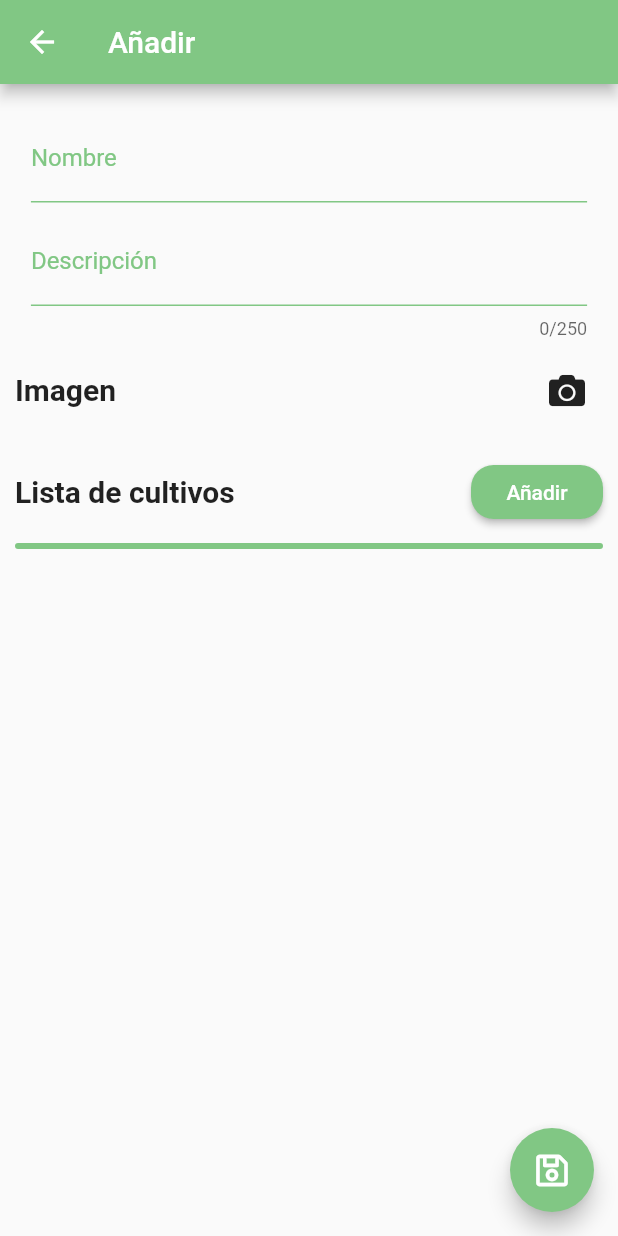
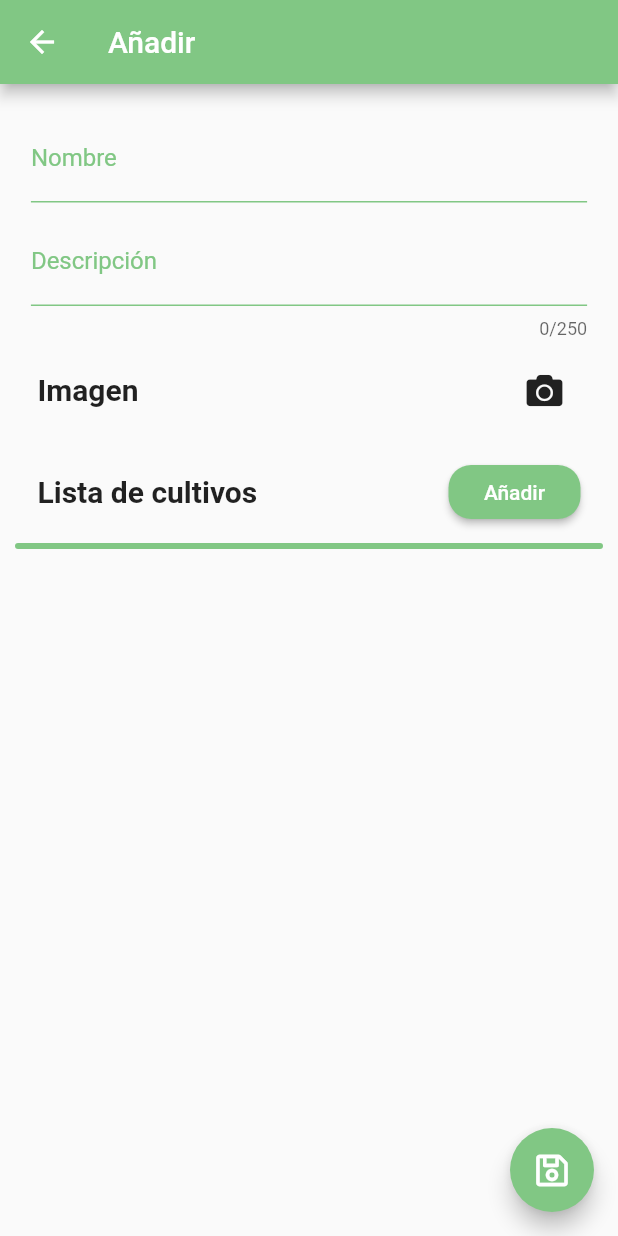
Before and after one commit to DiegoBea/huertapp, a Flutter app: the OrchardPage screen opened directly, after a tap on the "add" icon, on a phone screen of 412 x 824 dp. Run offline on Flutter 3.47's test engine with Material 2 defaults, Android fonts, the light colour scheme and no system bars; our stand-ins replace cloud_firestore, firebase_auth, firebase_core, firebase_messaging, firebase_storage, flutter_holo_date_picker and 9 more; missing offline and left inert: cross_file_image; accounts and stored records are empty; network calls fail.

Commit message:
Implementación de múltiples dispositivos

```diff
--- a/lib/models/firestore_user.dart
+++ b/lib/models/firestore_user.dart
@@ -5,13 +5,15 @@ class FirestoreUser {
       {this.uid,
       required this.name,
       required this.email,
-      this.photoURL});
+      this.devicesTokens,
+      this.photoUrl});
 
   // TODO: Cambiar register para añadir name
   String? uid;
   String name;
   String email;
-  String? photoURL;
+  List<String?>? devicesTokens;
+  String? photoUrl;
 
   factory FirestoreUser.fromJson(String str) => FirestoreUser.fromMap(json.decode(str));
 
@@ -21,19 +23,22 @@ class FirestoreUser {
         uid: json["uid"],
         name: json["name"],
         email: json["email"],
-        photoURL: json["photoUrl"],
+        devicesTokens: json["devices_tokens"],
+        photoUrl: json["photo_url"],
       );
 
   Map<String, dynamic> toMap() => {
         "uid": uid,
         "name": name,
         "email": email,
-        "photoURL": photoURL,
+        "devices_tokens": devicesTokens,
+        "photo_url": photoUrl,
       };
 
   FirestoreUser copy() => FirestoreUser(
       uid: uid,
       name: name,
       email: email,
-      photoURL: photoURL);
+      devicesTokens: devicesTokens,
+      photoUrl: photoUrl);
 }
--- a/lib/screens/orchard_form_screen.dart
+++ b/lib/screens/orchard_form_screen.dart
@@ -11,6 +11,7 @@ import 'package:huertapp/services/services.dart';
 import 'package:huertapp/themes/app_theme.dart';
 import 'package:huertapp/ui/input_decorations.dart';
 import 'package:huertapp/widgets/widgets.dart';
+import 'package:intl/intl.dart';
 import 'package:provider/provider.dart';
 
 class OrchardFormScreen extends StatelessWidget {
@@ -74,12 +75,6 @@ class _OrchardFormBody extends StatelessWidget {
                 ? CustomScrollView(
                     slivers: [
                       SliverAppBar(
-                        actions: const [
-                          Padding(
-                            padding: EdgeInsets.only(right: 25),
-                            child: Icon(FontAwesomeIcons.solidImage),
-                          ),
-                        ],
                         backgroundColor: AppTheme.primary,
                         flexibleSpace: FlexibleSpaceBar(
                             background: FadeInImage(
@@ -145,7 +140,9 @@ class _OrchardFormState extends State<_OrchardForm> {
                   const SizedBox(height: 10),
                   _DescriptionInput(screenSize: screenSize, orchard: orchard),
                   const SizedBox(height: 10),
-                  Row(
+                  Padding(
+                    padding: const EdgeInsets.symmetric(horizontal: 15),
+                    child: Row(
                       mainAxisAlignment: MainAxisAlignment.spaceBetween,
                       children: [
                         Text(
@@ -162,6 +159,7 @@ class _OrchardFormState extends State<_OrchardForm> {
                             icon: const Icon(FontAwesomeIcons.camera)),
                       ],
                     ),
+                  ),
                   const SizedBox(height: 10),
                   if (orchardForm.image != null)
                     SizedBox(
@@ -171,7 +169,9 @@ class _OrchardFormState extends State<_OrchardForm> {
                           fit: BoxFit.cover,
                         )),
                   const SizedBox(height: 10),
-                  Row(
+                  Padding(
+                    padding: const EdgeInsets.symmetric(horizontal: 15),
+                    child: Row(
                       mainAxisAlignment: MainAxisAlignment.spaceBetween,
                       children: [
                         Text(
@@ -181,6 +181,7 @@ class _OrchardFormState extends State<_OrchardForm> {
                         _AddCropButton(context, cropsService, screenSize,
                             orchardCropRelations, orchard),
                       ],
+                    ),
                   ),
                   const SizedBox(height: 10),
                   Container(
@@ -224,6 +225,11 @@ class _OrchardFormState extends State<_OrchardForm> {
                                                           .deleteRelation(
                                                               orchardCropRelations[
                                                                   index]);
+                                                      orchardService.relations
+                                                          .removeWhere((element) =>
+                                                              element.uid ==
+                                                              orchardCropRelations[
+                                                                  index].uid);
                                                       orchardCropRelations
                                                           .removeAt(index);
                                                       setState(() {});
@@ -333,7 +339,7 @@ class _OrchardFormState extends State<_OrchardForm> {
                                     mainAxisAlignment:
                                         MainAxisAlignment.spaceBetween,
                                     children: [
-                                      const Text('Fecha de sembrado'),
+                                      Text('Fecha de sembrado: ${DateFormat("dd/MM/yy").format(orchardCropRelations[index].sownDate)}'),
                                       Icon(
                                         FontAwesomeIcons.calendarAlt,
                                         color: AppTheme.primary,
--- a/pubspec.yaml
+++ b/pubspec.yaml
@@ -49,6 +49,7 @@ dependencies:
   google_sign_in: ^5.4.1
   http: ^0.13.5
   image_picker: ^0.8.5+3
+  intl: ^0.17.0
   optimus: ^0.17.0
   path_provider: ^2.0.11
   permission_handler: ^10.0.0
```
Also changed, not shown: lib/services/auth_service.dart (+37 -5 lines), lib/services/user_service.dart (+21 -19 lines), pubspec.lock. Lines whose indentation alone changed are shown as unchanged.
